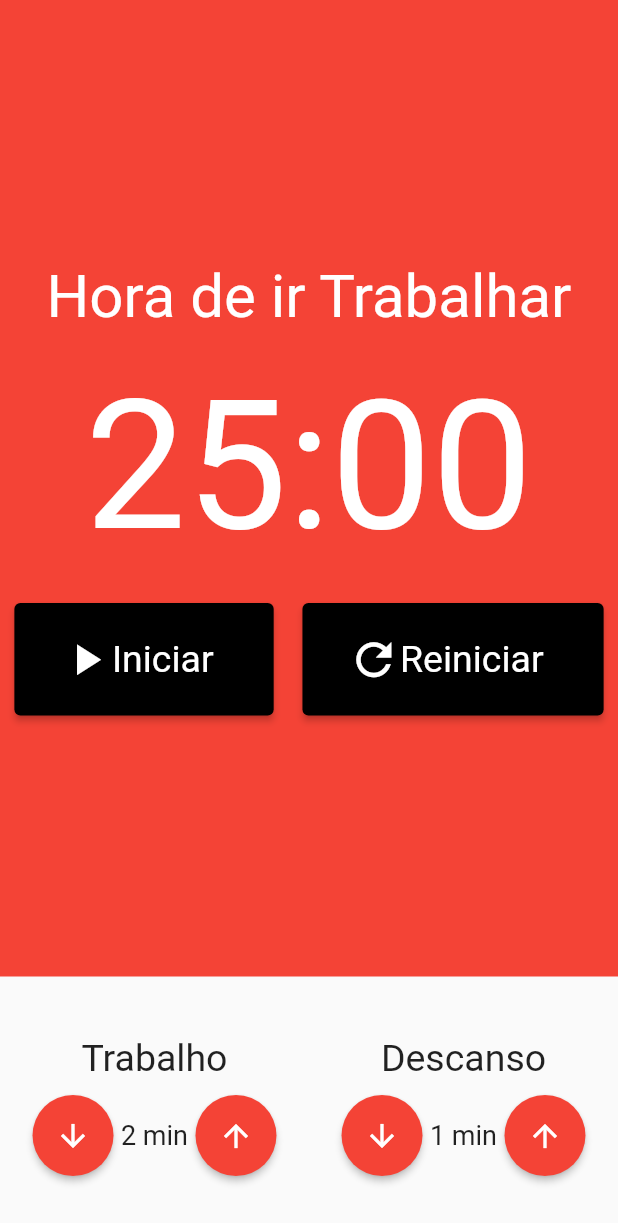
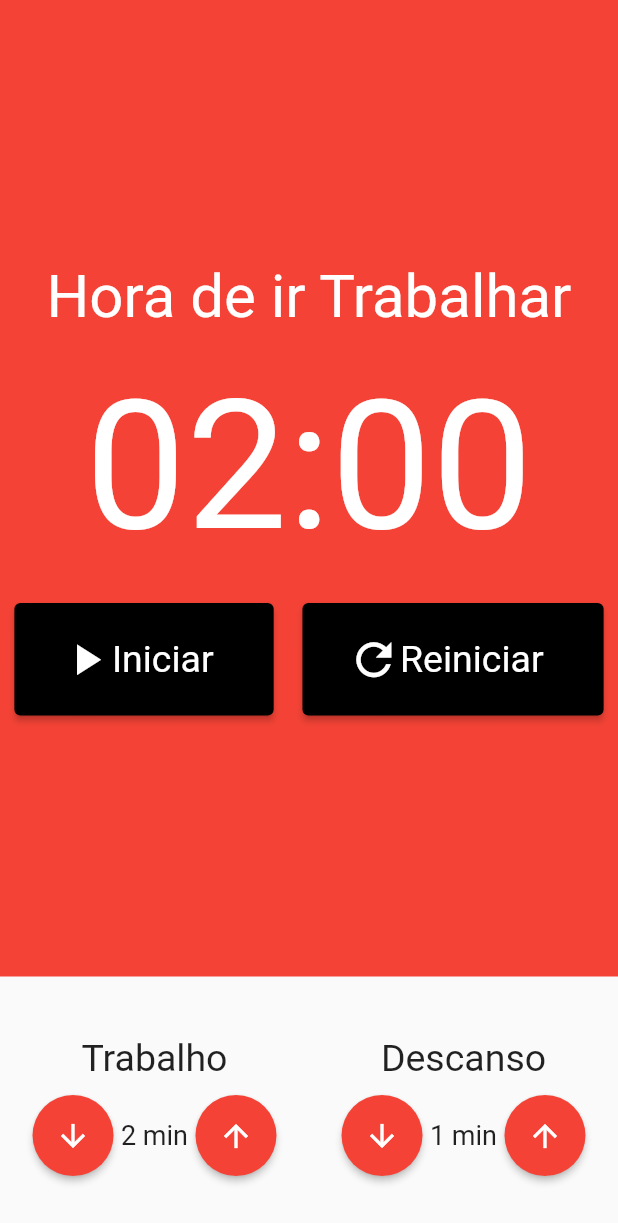
Before and after one commit to KaueSena01/Pomodoro, a Flutter app: the screen it shows after launch, on a phone screen of 412 x 824 dp. Shown: the top 1223 px of the screen. Run offline on Flutter 3.47's test engine with Material 2 defaults, Android fonts, the phone set to English and light mode, and no system bars; our stand-ins replace flutter_mobx, mobx; generated files the repository leaves out were written again.

```diff
--- a/lib/components/stopwatch.dart
+++ b/lib/components/stopwatch.dart
@@ -1,11 +1,17 @@
 import 'package:flutter/material.dart';
+import 'package:flutter_mobx/flutter_mobx.dart';
 import 'package:pomodoro/components/stopwatch_button.dart';
+import 'package:provider/provider.dart';
+
+import '../store/pomodoro.store.dart';
 
 class StopWatch extends StatelessWidget {
   const StopWatch({ Key? key }) : super(key: key);
 
   @override
   Widget build(BuildContext context) {
+    final store = Provider.of<PomodoroStore>(context);
+
     return Container(
       color: Colors.red,
       child: Column(
@@ -18,17 +24,33 @@ class StopWatch extends StatelessWidget {
           ),
           SizedBox(height: 20),
           Text(
-            "25:00",
+            "${store.minutes.toString().padLeft(2, '0')}:${store.seconds.toString().padLeft(2, '0')}",
             style: TextStyle(fontSize: 120, color: Colors.white),
           ),
           SizedBox(height: 20),
-          Row(
+          Observer(
+            builder: (_) => Row(
             mainAxisAlignment: MainAxisAlignment.spaceAround,
             children: [
-              StopWatchButton(text: "Iniciar", icon: Icons.play_arrow),
-              // StopWatchButton(text: "Parar", icon: Icons.stop),
-              StopWatchButton(text: "Reiniciar", icon: Icons.refresh)
+              if(!store.start)
+              StopWatchButton(
+                text: "Iniciar",
+                icon: Icons.play_arrow,
+                click: store.toStart,
+              ),
+              if(store.start)
+              StopWatchButton(
+                text: "Parar",
+                icon: Icons.stop,
+                click: store.toStop,
+              ),
+              StopWatchButton(
+                text: "Reiniciar",
+                icon: Icons.refresh,
+                click: store.toRestart,
+              )
             ],
+          )
           )
         ],
       ),
--- a/lib/components/stopwatch_button.dart
+++ b/lib/components/stopwatch_button.dart
@@ -4,11 +4,13 @@ class StopWatchButton extends StatelessWidget {
   const StopWatchButton({
     Key? key,
     required this.text,
-    required this.icon
+    required this.icon,
+    this.click
     }) : super(key: key);
 
     final String text;
     final IconData icon;
+    final void Function()? click;
 
   @override
   Widget build(BuildContext context) {
@@ -32,7 +34,7 @@ class StopWatchButton extends StatelessWidget {
           )
         ],
       ),
-      onPressed: () {},
+      onPressed: click,
     );
   }
 }
--- a/lib/components/time_entry.dart
+++ b/lib/components/time_entry.dart
@@ -5,10 +5,14 @@ class TimeEntry extends StatelessWidget {
     Key? key,
     required this.title,
     required this.value,
+    this.inc,
+    this.dec,
   }) : super(key: key);
 
   final String title;
   final int value;
+  final void Function()? inc;
+  final void Function()? dec;
 
   @override
   Widget build(BuildContext context) {
@@ -21,7 +25,7 @@ class TimeEntry extends StatelessWidget {
           mainAxisAlignment: MainAxisAlignment.center,
           children: [
             ElevatedButton(
-              onPressed: () {},
+              onPressed: this.dec,
               child: Icon(Icons.arrow_downward, color: Colors.white),
               style: ElevatedButton.styleFrom(
                 shape: CircleBorder(),
@@ -31,7 +35,7 @@ class TimeEntry extends StatelessWidget {
             ),
             Text('${this.value} min', style: TextStyle(fontSize: 18)),
             ElevatedButton(
-              onPressed: () {},
+              onPressed: this.inc,
               child: Icon(Icons.arrow_upward, color: Colors.white),
               style: ElevatedButton.styleFrom(
                 shape: CircleBorder(),
--- a/lib/screens/pomodoro_screen.dart
+++ b/lib/screens/pomodoro_screen.dart
@@ -1,4 +1,5 @@
 import 'package:flutter/material.dart';
+import 'package:flutter_mobx/flutter_mobx.dart';
 import 'package:pomodoro/components/time_entry.dart';
 import 'package:pomodoro/components/stopwatch.dart';
 import 'package:provider/provider.dart';
@@ -20,13 +21,25 @@ class PomodoroScreen extends StatelessWidget {
           ),
           Padding(
             padding: const EdgeInsets.symmetric(vertical: 40.0),
-            child: Row(
+            child: Observer(
+              builder: (_) => Row(
               mainAxisAlignment: MainAxisAlignment.spaceAround,
               children: [
-                TimeEntry(title: 'Trabalho', value: store.workTime),
-                TimeEntry(title: 'Descanso', value: store.restTime)
+                TimeEntry(
+                  title: 'Trabalho',
+                  value: store.workTime,
+                  inc: store.workTimeIncrement,
+                  dec: store.workTimeDecrement,
+                ),
+                TimeEntry(
+                  title: 'Descanso',
+                  value: store.restTime,
+                  inc: store.restTimeIncrement,
+                  dec: store.restTimeDecrement,
+                )
               ],
             ),
+            )
           )
         ],
       ),
```
Also changed, not shown: lib/store/contador.store.dart (deleted, +0 -16 lines), lib/store/pomodoro.store.dart (+25 -0 lines), lib/store/contador.store.g.dart (deleted), lib/store/pomodoro.store.g.dart.
